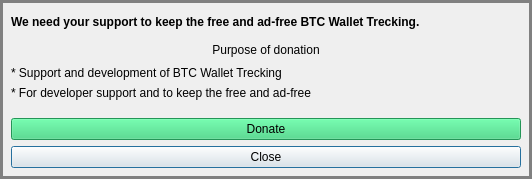
The window that src/ui/dialog_donate.ui (waplay/btc-wallet-tracking) describes before a commit, drawn with Qt 5.
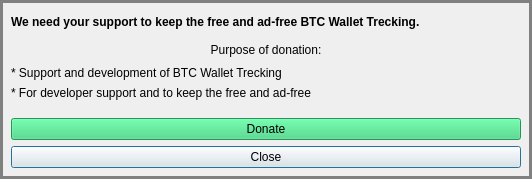
The same window after the commit.

What changed in the file:
```diff
--- a/src/ui/dialog_donate.ui
+++ b/src/ui/dialog_donate.ui
@@ -50,7 +50,7 @@
    <item row="1" column="0">
     <widget class="QLabel" name="label_2">
      <property name="text">
-      <string>Purpose of donation</string>
+      <string>Purpose of donation:</string>
      </property>
      <property name="alignment">
       <set>Qt::AlignCenter</set>
```
